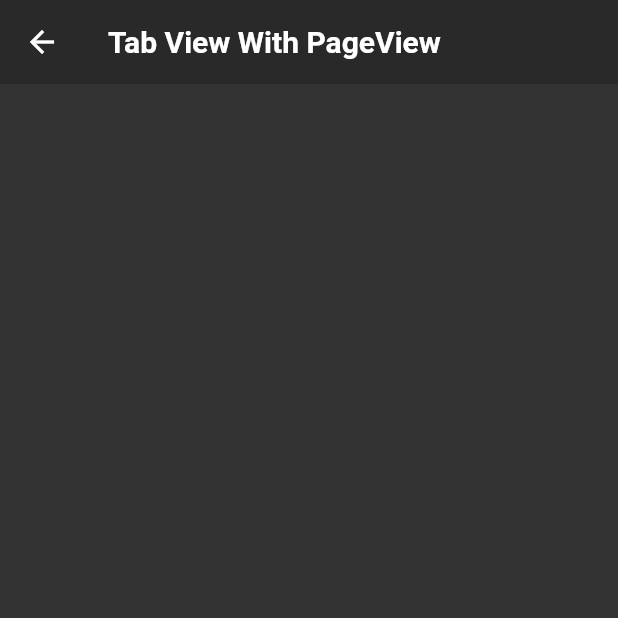
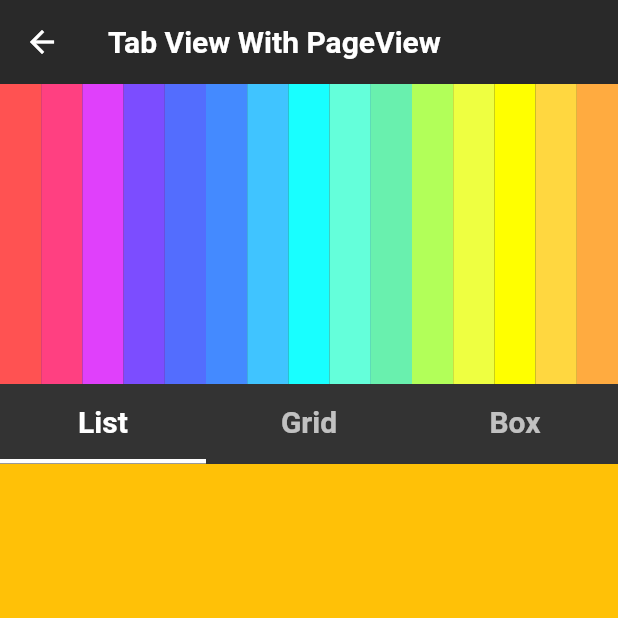
Before and after one commit to boglbbogl/flutter_velog_sample, a Flutter app: the TabViewPageViewScreen screen opened by its route, on a phone screen of 412 x 824 dp, the top half of it. Run offline on Flutter 3.47's test engine with Material 2 defaults, Android fonts, the light colour scheme and no system bars; our stand-ins replace bloc, equatable, flutter_bloc, flutter_mobx, flutter_riverpod, get and 1 more; generated files the repository leaves out were written again; statements that could not run were skipped.

Commit message:
tabbar view with pageview setting

```diff
--- a/lib/main.dart
+++ b/lib/main.dart
@@ -18,7 +18,7 @@ import 'package:flutter_velog_sample/main_provider.dart';
 import 'package:flutter_velog_sample/scroll_indicator/vertical_indicator/vertical_indicator_screen.dart';
 import 'package:flutter_velog_sample/tab_view/tab_view_custom_screen.dart';
 import 'package:flutter_velog_sample/tab_view/tab_view_page_view_screen.dart';
-import 'package:flutter_velog_sample/tab_view/tab_view_tabbar_screen.dart';
+import 'package:flutter_velog_sample/tab_view/tabbar/tab_view_tabbar_screen.dart';
 import 'package:flutter_velog_sample/ui/sns_ui_heart_icon_screen.dart';
 import 'package:flutter_velog_sample/ui/sns_ui_heart_motion_screen.dart';
 import 'package:provider/provider.dart';
--- a/lib/main_screen.dart
+++ b/lib/main_screen.dart
@@ -116,15 +116,13 @@ class MainScreen extends StatelessWidget {
                   length: 3,
                   context: context,
                   content: 'Page View',
-                  namedRouter: null,
-                  // namedRouter: '/tabview/pageView',
+                  namedRouter: '/tabview/pageView',
                 ),
                 _item(
                   length: 3,
                   context: context,
                   content: 'Custom View',
-                  namedRouter: null,
-                  // namedRouter: '/tabview/custom',
+                  namedRouter: '/tabview/custom',
                 ),
               ]),
               _category(title: 'Scroll View', widgets: [
--- a/lib/tab_view/tab_view_page_view_screen.dart
+++ b/lib/tab_view/tab_view_page_view_screen.dart
@@ -6,8 +6,68 @@ class TabViewPageViewScreen extends StatelessWidget {
 
   @override
   Widget build(BuildContext context) {
-    return Scaffold(
-      appBar: appBar(title: 'Tab View With PageView'),
+    return DefaultTabController(
+      length: 3,
+      child: Scaffold(
+          appBar: appBar(title: 'Tab View With PageView'),
+          body: NestedScrollView(
+              headerSliverBuilder: ((context, innerBoxIsScrolled) {
+                return [
+                  SliverOverlapAbsorber(
+                      handle: NestedScrollView.sliverOverlapAbsorberHandleFor(
+                          context),
+                      sliver: SliverToBoxAdapter(
+                          child: Wrap(
+                        children: [
+                          ...List.generate(
+                              15,
+                              (index) => Container(
+                                    height: 200,
+                                    width: (MediaQuery.of(context).size.width /
+                                        15.00001),
+                                    color: Colors.accents[index % 15],
+                                  )),
+                        ],
+                      ))),
+                ];
+              }),
+              body: Column(
+                children: [
+                  const TabBar(
+                      indicatorColor: Colors.white,
+                      labelStyle: TextStyle(
+                          color: Colors.white,
+                          fontWeight: FontWeight.bold,
+                          fontSize: 20),
+                      indicatorWeight: 3,
+                      tabs: [
+                        Tab(
+                          text: 'List',
+                          height: 50,
+                        ),
+                        Tab(
+                          text: 'Grid',
+                          height: 50,
+                        ),
+                        Tab(
+                          text: 'Box',
+                          height: 50,
+                        ),
+                      ]),
+                  Expanded(
+                      child: PageView(
+                    children: [
+                      Container(
+                        color: Colors.amber,
+                      ),
+                      Container(
+                        color: Colors.red,
+                      ),
+                      Container(),
+                    ],
+                  ))
+                ],
+              ))),
     );
   }
 }
```
Also changed, not shown: lib/tab_view/tabbar/tab_view_tabbar_screen.dart (renamed from lib/tab_view/tab_view_tabbar_screen.dart).
